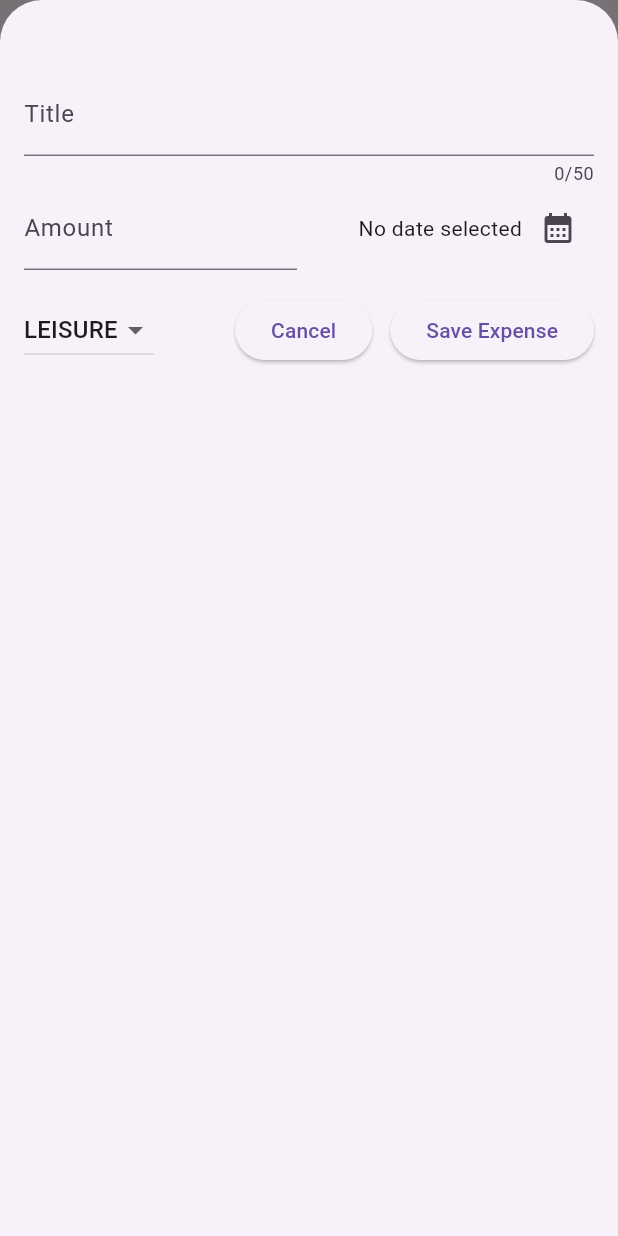
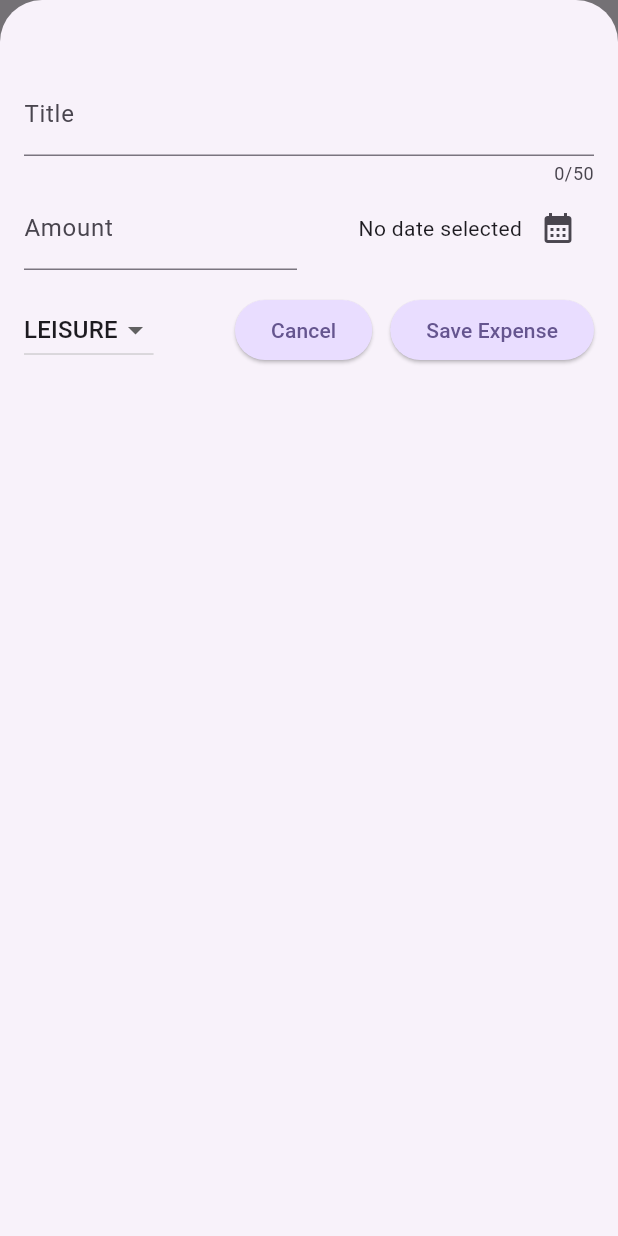
Before and after one commit to brijeshkumar-chavda/ExpenseTracker, a Flutter app: the screen it shows after launch, after a tap on the "add" icon, on a phone screen of 412 x 824 dp. Run offline on Flutter 3.47's test engine with Material 3 defaults, Android fonts, the phone set to English and light mode, and no system bars.

Commit message:
feat: add dark mode

```diff
--- a/lib/main.dart
+++ b/lib/main.dart
@@ -1,6 +1,54 @@
 import 'package:expense_tracker/widgets/expenses_screen.dart';
 import 'package:flutter/material.dart';
 
+var kColorScheme = ColorScheme.fromSeed(
+  seedColor: Color.fromARGB(255, 96, 59, 181),
+);
+
+var kDarkColorTheme = ColorScheme.fromSeed(
+  brightness: Brightness.dark,
+  seedColor: Color.fromARGB(255, 5, 99, 125),
+);
 void main() {
-  runApp(MaterialApp(home: ExpensesScreen()));
+  runApp(
+    MaterialApp(
+      darkTheme: ThemeData.dark().copyWith(
+        colorScheme: kDarkColorTheme,
+        cardTheme: CardThemeData().copyWith(
+          color: kDarkColorTheme.secondaryContainer,
+          margin: EdgeInsets.symmetric(horizontal: 16, vertical: 8),
+        ),
+        elevatedButtonTheme: ElevatedButtonThemeData(
+          style: ElevatedButton.styleFrom(
+            backgroundColor: kDarkColorTheme.primaryContainer,
+            foregroundColor: kDarkColorTheme.onPrimaryContainer,
+          ),
+        ),
+      ),
+      home: ExpensesScreen(),
+      theme: ThemeData().copyWith(
+        colorScheme: kColorScheme,
+        appBarTheme: AppBarTheme().copyWith(
+          // backgroundColor: kColorScheme.onPrimaryContainer,
+          // foregroundColor: kColorScheme.onPrimaryContainer,
+        ),
+        cardTheme: CardThemeData().copyWith(
+          color: kColorScheme.secondaryContainer,
+          margin: EdgeInsets.symmetric(horizontal: 16, vertical: 8),
+        ),
+        elevatedButtonTheme: ElevatedButtonThemeData(
+          style: ElevatedButton.styleFrom(
+            backgroundColor: kColorScheme.primaryContainer,
+          ),
+        ),
+        textTheme: ThemeData().textTheme.copyWith(
+          titleLarge: TextStyle(
+            fontWeight: FontWeight.normal,
+            color: Colors.black,
+          ),
+        ),
+      ),
+      themeMode: ThemeMode.system,
+    ),
+  );
 }
--- a/lib/widgets/expenses_list/expense_item.dart
+++ b/lib/widgets/expenses_list/expense_item.dart
@@ -12,8 +12,9 @@ class ExpenseItem extends StatelessWidget {
       child: Padding(
         padding: const EdgeInsets.symmetric(horizontal: 20, vertical: 16),
         child: Column(
+          crossAxisAlignment: CrossAxisAlignment.start,
           children: [
-            Text(expense.title),
+            Text(expense.title, style: Theme.of(context).textTheme.titleLarge),
             SizedBox(height: 4),
             Row(
               children: [
--- a/lib/widgets/expenses_list/expenses_list.dart
+++ b/lib/widgets/expenses_list/expenses_list.dart
@@ -17,6 +17,13 @@ class ExpensesList extends StatelessWidget {
     return ListView.builder(
       itemCount: expenses.length,
       itemBuilder: (context, index) => Dismissible(
+        background: Container(
+          color: Theme.of(context).colorScheme.error,
+
+          margin: EdgeInsets.symmetric(
+            horizontal: Theme.of(context).cardTheme.margin!.horizontal,
+          ),
+        ),
         key: ValueKey(expenses[index]),
         onDismissed: (direction) {
           onRemoveExpense(expenses[index]);
```
